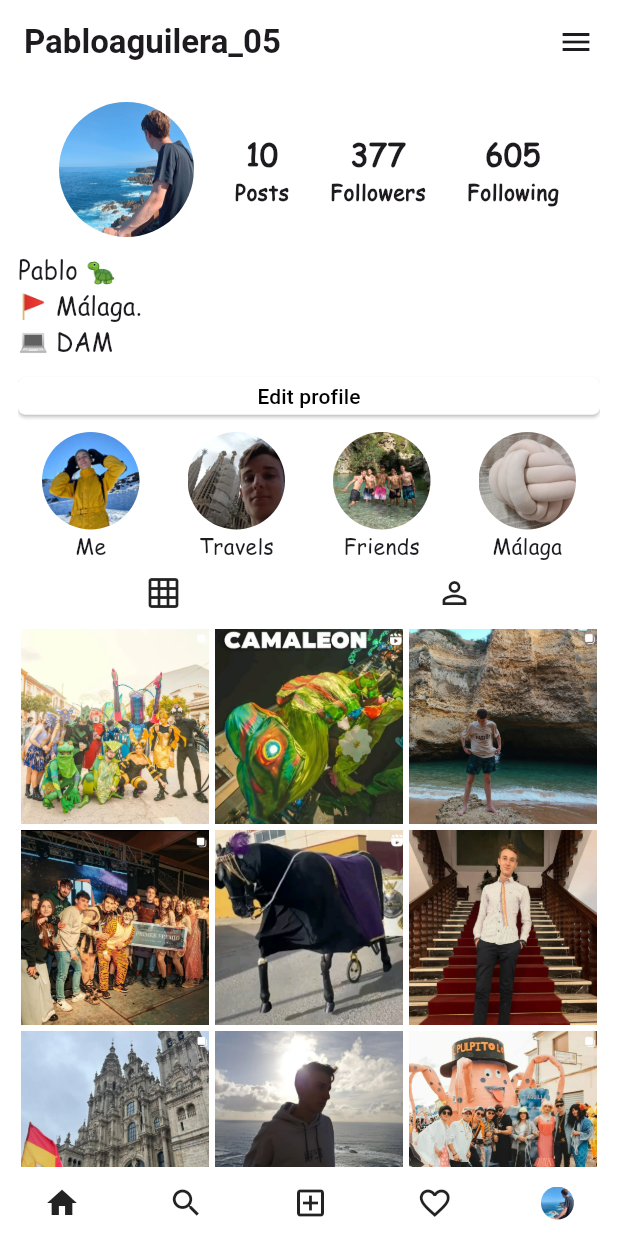
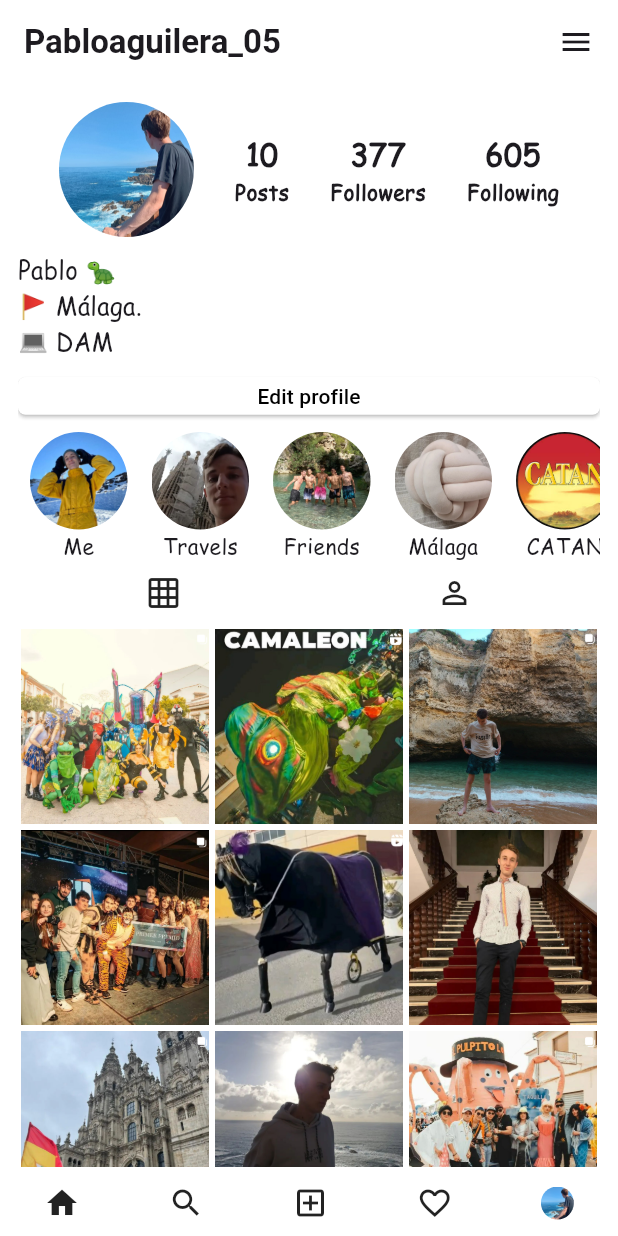
Before and after one commit to Pablo-DAM-2/TareaInstagramFlutter, a Flutter app: the screen it shows after launch, on a phone screen of 412 x 824 dp. Run offline on Flutter 3.47's test engine with Material 3 defaults, Android fonts, the phone set to English and light mode, and no system bars.

Commit message:
Entrega 4

```diff
--- a/lib/main.dart
+++ b/lib/main.dart
@@ -13,6 +13,7 @@ class MyApp extends StatelessWidget {
   @override
   Widget build(BuildContext context) {
     return MaterialApp(
+      debugShowCheckedModeBanner: false,
       title: 'Instagram',
       theme: ThemeData(
         primarySwatch: Colors.blue,
--- a/lib/screen/stories.dart
+++ b/lib/screen/stories.dart
@@ -6,17 +6,21 @@ class Stories extends StatelessWidget {
     return Column(
       crossAxisAlignment: CrossAxisAlignment.start,
       children: [
-        Row(
-          mainAxisAlignment: MainAxisAlignment.spaceAround,
+        SingleChildScrollView(
+          scrollDirection: Axis.horizontal,
+          child: Row(
             children: [
               //Me
-            Column(children: [
+              Padding(
+                padding: const EdgeInsets.symmetric(horizontal: 8.0),
+                child: Column(children: [
                   ClipRRect(
                     borderRadius: BorderRadius.circular(100),
                     child: SizedBox(
                       width: 65,
                       height: 65,
-                  child: Image.asset('assets/images/me.jpg', fit: BoxFit.cover),
+                      child: Image.asset('assets/images/me.jpg',
+                          fit: BoxFit.cover),
                     ),
                   ),
                   const Text(
@@ -27,9 +31,12 @@ class Stories extends StatelessWidget {
                     ),
                   ),
                 ]),
+              ),
 
               //Travels
-            Column(children: [
+              Padding(
+                padding: const EdgeInsets.symmetric(horizontal: 8.0),
+                child: Column(children: [
                   ClipRRect(
                     borderRadius: BorderRadius.circular(100),
                     child: SizedBox(
@@ -47,9 +54,12 @@ class Stories extends StatelessWidget {
                     ),
                   ),
                 ]),
+              ),
 
               //Friends
-            Column(children: [
+              Padding(
+                padding: const EdgeInsets.symmetric(horizontal: 8.0),
+                child: Column(children: [
                   ClipRRect(
                     borderRadius: BorderRadius.circular(100),
                     child: SizedBox(
@@ -67,8 +77,12 @@ class Stories extends StatelessWidget {
                     ),
                   ),
                 ]),
+              ),
+
               //Malaga
-            Column(children: [
+              Padding(
+                padding: const EdgeInsets.symmetric(horizontal: 8.0),
+                child: Column(children: [
                   ClipRRect(
                     borderRadius: BorderRadius.circular(100),
                     child: SizedBox(
@@ -86,7 +100,31 @@ class Stories extends StatelessWidget {
                     ),
                   ),
                 ]),
+              ),
+
+              Padding(
+                padding: const EdgeInsets.symmetric(horizontal: 8.0),
+                child: Column(children: [
+                  ClipRRect(
+                    borderRadius: BorderRadius.circular(100),
+                    child: SizedBox(
+                      width: 65,
+                      height: 65,
+                      child: Image.asset('assets/images/catan.png',
+                          fit: BoxFit.cover),
+                    ),
+                  ),
+                  const Text(
+                    'CATAN',
+                    style: TextStyle(
+                      fontFamily: 'ComicSans',
+                      fontSize: 14,
+                    ),
+                  ),
+                ]),
+              ),
             ],
+          ),
         ),
         const SizedBox(height: 10),
         const Row(
--- a/pubspec.yaml
+++ b/pubspec.yaml
@@ -74,6 +74,7 @@ flutter:
     - assets/images/travels.jpg
     - assets/images/friends.jpg
     - assets/images/malaga.jpg
+    - assets/images/catan.png
 
   # An image asset can refer to one or more resolution-specific "variants", see
   # https://flutter.dev/to/resolution-aware-images
```
Also changed, not shown: lib/screen/mentions.dart (added, +110 -0 lines), assets/images/catan.png (added). Lines whose indentation alone changed are shown as unchanged.
